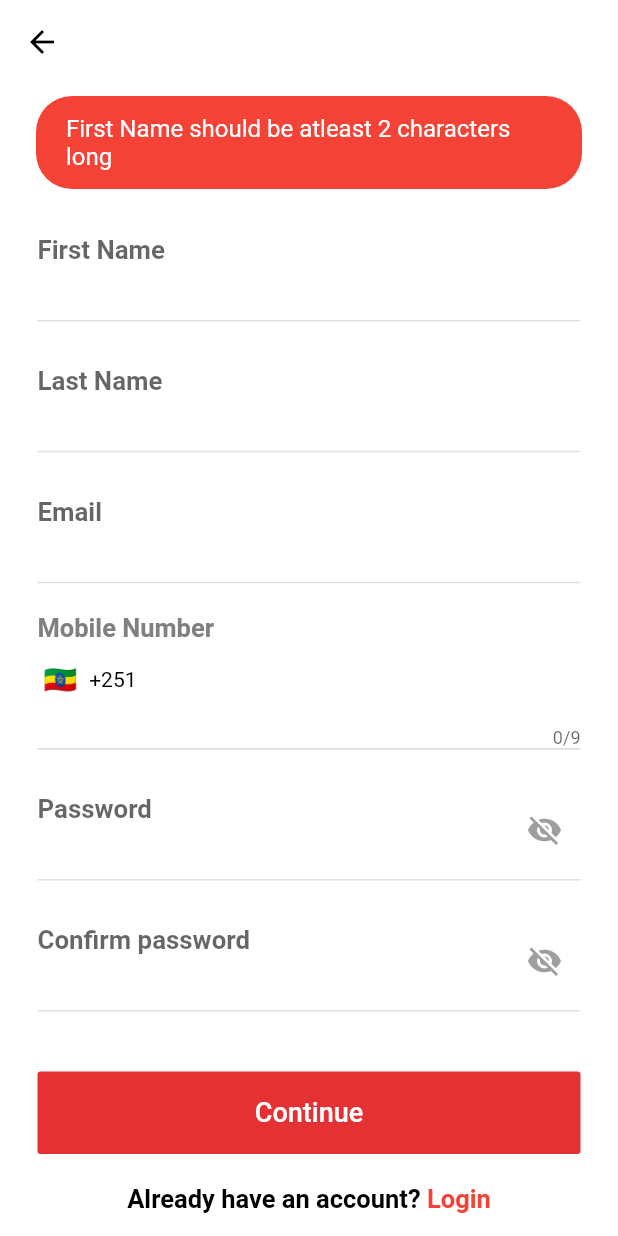
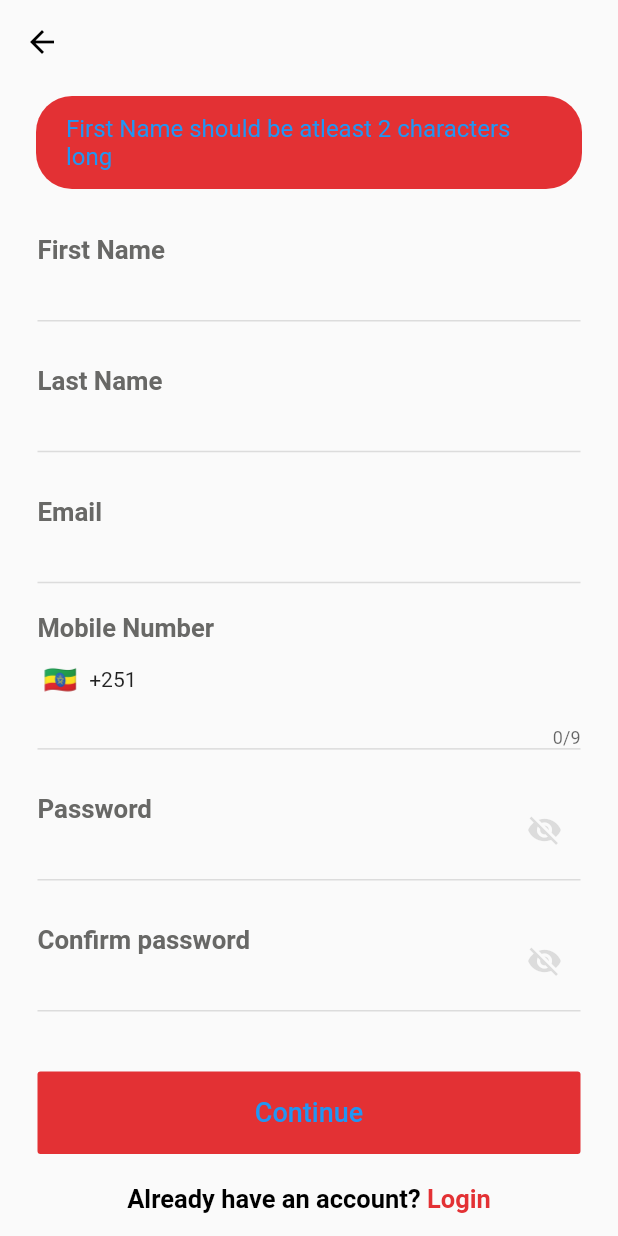
Before and after one commit to mikiyasET/Shilengae_App, a Flutter app: the SignUp screen opened directly, after a tap on "Continue", on a phone screen of 412 x 824 dp. Run offline on Flutter 3.47's test engine with Material 2 defaults, Android fonts, the phone set to English and light mode, and no system bars; drawn by our look-alikes of intl_phone_field; our stand-ins replace easy_localization, flutter_spinkit, fluttertoast, pin_code_fields; missing offline and left inert: flutter_facebook_login.

Commit message:
Theming Completed

```diff
--- a/lib/blocs/signupc.dart
+++ b/lib/blocs/signupc.dart
@@ -22,8 +22,8 @@ class SignupBloc {
           msg: "First Name should be atleast 2 characters long",
           toastLength: Toast.LENGTH_SHORT,
           gravity: ToastGravity.TOP,
-          backgroundColor: Colors.red,
-          textColor: Colors.white,
+          backgroundColor: Theme.of(context).primaryColor,
+          textColor: Theme.of(context).textSelectionColor,
           timeInSecForIosWeb: 1,
           fontSize: 16.0,
         );
@@ -32,8 +32,8 @@ class SignupBloc {
           msg: "Last Name should be atleast 2 characters long",
           toastLength: Toast.LENGTH_SHORT,
           gravity: ToastGravity.TOP,
-          backgroundColor: Colors.red,
-          textColor: Colors.white,
+          backgroundColor: Theme.of(context).primaryColor,
+          textColor: Theme.of(context).textSelectionColor,
           timeInSecForIosWeb: 1,
           fontSize: 16.0,
         );
@@ -44,8 +44,8 @@ class SignupBloc {
           msg: "Please enter a valid email",
           toastLength: Toast.LENGTH_SHORT,
           gravity: ToastGravity.TOP,
-          backgroundColor: Colors.red,
-          textColor: Colors.white,
+          backgroundColor: Theme.of(context).primaryColor,
+          textColor: Theme.of(context).textSelectionColor,
           timeInSecForIosWeb: 1,
           fontSize: 16.0,
         );
@@ -54,8 +54,8 @@ class SignupBloc {
           msg: "Please enter a valid Mobile Number",
           toastLength: Toast.LENGTH_SHORT,
           gravity: ToastGravity.TOP,
-          backgroundColor: Colors.red,
-          textColor: Colors.white,
+          backgroundColor: Theme.of(context).primaryColor,
+          textColor: Theme.of(context).textSelectionColor,
           timeInSecForIosWeb: 1,
           fontSize: 16.0,
         );
@@ -67,8 +67,8 @@ class SignupBloc {
           msg: "Password can contain minimum of 6 and maximum of 15 characters",
           toastLength: Toast.LENGTH_SHORT,
           gravity: ToastGravity.TOP,
-          backgroundColor: Colors.red,
-          textColor: Colors.white,
+          backgroundColor: Theme.of(context).primaryColor,
+          textColor: Theme.of(context).textSelectionColor,
           timeInSecForIosWeb: 1,
           fontSize: 16.0,
         );
@@ -77,8 +77,8 @@ class SignupBloc {
           msg: "Passwords don't match",
           toastLength: Toast.LENGTH_SHORT,
           gravity: ToastGravity.TOP,
-          backgroundColor: Colors.red,
-          textColor: Colors.white,
+          backgroundColor: Theme.of(context).primaryColor,
+          textColor: Theme.of(context).textSelectionColor,
           timeInSecForIosWeb: 1,
           fontSize: 16.0,
         );
@@ -93,8 +93,6 @@ class SignupBloc {
           mobile = number.substring(countrycode.length + 1, number.length);
         } else if (mobile.startsWith('251', 0)) {
           mobile = number.substring(3, number.length);
-
-
         }
         var otp_url = 'https://test.shilengae.com/api/sendOtp';
         var res = await http.post(otp_url, body: {
@@ -126,8 +124,8 @@ class SignupBloc {
               msg: "Can't send otp to your number",
               toastLength: Toast.LENGTH_SHORT,
               gravity: ToastGravity.TOP,
-              backgroundColor: Colors.red,
-              textColor: Colors.white,
+              backgroundColor: Theme.of(context).primaryColor,
+              textColor: Theme.of(context).textSelectionColor,
               timeInSecForIosWeb: 1,
               fontSize: 16.0,
             );
@@ -138,8 +136,8 @@ class SignupBloc {
             msg: "Unexpected Error!",
             toastLength: Toast.LENGTH_SHORT,
             gravity: ToastGravity.TOP,
-            backgroundColor: Colors.red,
-            textColor: Colors.white,
+            backgroundColor: Theme.of(context).primaryColor,
+            textColor: Theme.of(context).textSelectionColor,
             timeInSecForIosWeb: 1,
             fontSize: 16.0,
           );
@@ -164,8 +162,8 @@ class SignupBloc {
       //     msg: msg,
       //     toastLength: Toast.LENGTH_SHORT,
       //     gravity: ToastGravity.TOP,
-      //     backgroundColor: success == 1 ? Colors.green : Colors.red,
-      //     textColor: Colors.white,
+      //     backgroundColor: success == 1 ? Colors.green : Theme.of(context).primaryColor,
+      //     textColor: Theme.of(context).textSelectionColor,
       //     timeInSecForIosWeb: 1,
       //     fontSize: 16.0,
       //   );
@@ -174,8 +172,8 @@ class SignupBloc {
       //     msg: "Couldn't connect to the internet",
       //     toastLength: Toast.LENGTH_SHORT,
       //     gravity: ToastGravity.TOP,
-      //     backgroundColor: Colors.red,
-      //     textColor: Colors.white,
+      //     backgroundColor: Theme.of(context).primaryColor,
+      //     textColor: Theme.of(context).textSelectionColor,
       //     timeInSecForIosWeb: 1,
       //     fontSize: 16.0,
       //   );
@@ -205,7 +203,7 @@ class SignupBloc {
         toastLength: Toast.LENGTH_SHORT,
         gravity: ToastGravity.TOP,
         backgroundColor: Colors.green,
-        textColor: Colors.white,
+        textColor: Theme.of(context).textSelectionColor,
         timeInSecForIosWeb: 1,
         fontSize: 16.0,
       );
@@ -217,8 +215,8 @@ class SignupBloc {
       //     msg: msg,
       //     toastLength: Toast.LENGTH_SHORT,
       //     gravity: ToastGravity.TOP,
-      //     backgroundColor: success == 1 ? Colors.green : Colors.red,
-      //     textColor: Colors.white,
+      //     backgroundColor: success == 1 ? Colors.green : Theme.of(context).primaryColor,
+      //     textColor: Theme.of(context).textSelectionColor,
       //     timeInSecForIosWeb: 1,
       //     fontSize: 16.0,
       //   );
@@ -227,8 +225,8 @@ class SignupBloc {
       //     msg: "Couldn't connect to the internet",
       //     toastLength: Toast.LENGTH_SHORT,
       //     gravity: ToastGravity.TOP,
-      //     backgroundColor: Colors.red,
-      //     textColor: Colors.white,
+      //     backgroundColor: Theme.of(context).primaryColor,
+      //     textColor: Theme.of(context).textSelectionColor,
       //     timeInSecForIosWeb: 1,
       //     fontSize: 16.0,
       //   );
@@ -238,8 +236,8 @@ class SignupBloc {
         msg: "OTP code not correct",
         toastLength: Toast.LENGTH_SHORT,
         gravity: ToastGravity.TOP,
-        backgroundColor: Colors.red,
-        textColor: Colors.white,
+        backgroundColor: Theme.of(context).primaryColor,
+        textColor: Theme.of(context).textSelectionColor,
         timeInSecForIosWeb: 1,
         fontSize: 16.0,
       );
--- a/lib/screens/privacy_policy.dart
+++ b/lib/screens/privacy_policy.dart
@@ -1,12 +1,11 @@
 import 'package:flutter/material.dart';
 import 'package:url_launcher/url_launcher.dart';
 
-class PrivacyPolicy extends StatelessWidget{
+class PrivacyPolicy extends StatelessWidget {
   @override
   Widget build(BuildContext context) {
     return _launchURL();
   }
-
 }
 
 _launchURL() async {
--- a/lib/screens/signup.dart
+++ b/lib/screens/signup.dart
@@ -27,7 +27,7 @@ class _SignUpState extends State<SignUp> {
     return Scaffold(
       appBar: AppBar(
         elevation: 0,
-        iconTheme: IconThemeData(color: Colors.black),
+        iconTheme: IconThemeData(color: Theme.of(context).secondaryHeaderColor),
         backgroundColor: Colors.transparent,
       ),
       body: SingleChildScrollView(
@@ -38,7 +38,10 @@ class _SignUpState extends State<SignUp> {
             children: [
               Text(
                 "signup".tr().toString(),
-                style: TextStyle(fontSize: 35.0, fontWeight: FontWeight.w500),
+                style: TextStyle(
+                    color: Theme.of(context).secondaryHeaderColor,
+                    fontSize: 35.0,
+                    fontWeight: FontWeight.w500),
               ),
               SizedBox(height: 40),
               TextFormField(
@@ -54,16 +57,20 @@ class _SignUpState extends State<SignUp> {
                   labelText: 'firstName'.tr().toString(),
                   floatingLabelBehavior: FloatingLabelBehavior.always,
                   labelStyle: TextStyle(
+                    color: Theme.of(context).accentColor,
                     fontWeight: FontWeight.w600,
                     fontSize: 23,
                     height: .6,
                   ),
                   border: UnderlineInputBorder(
-                      borderSide: new BorderSide(color: Colors.grey[300])),
+                      borderSide: new BorderSide(
+                          color: Theme.of(context).dividerColor)),
                   enabledBorder: UnderlineInputBorder(
-                      borderSide: new BorderSide(color: Colors.grey[300])),
+                      borderSide: new BorderSide(
+                          color: Theme.of(context).dividerColor)),
                   focusedBorder: UnderlineInputBorder(
-                      borderSide: new BorderSide(color: Colors.red)),
+                      borderSide: new BorderSide(
+                          color: Theme.of(context).primaryColor)),
                 ),
               ),
               SizedBox(height: 20),
@@ -80,16 +87,20 @@ class _SignUpState extends State<SignUp> {
                   labelText: 'lastName'.tr().toString(),
                   floatingLabelBehavior: FloatingLabelBehavior.always,
                   labelStyle: TextStyle(
+                    color: Theme.of(context).accentColor,
                     fontWeight: FontWeight.w600,
                     fontSize: 23,
                     height: .6,
                   ),
                   border: UnderlineInputBorder(
-                      borderSide: new BorderSide(color: Colors.grey[300])),
+                      borderSide: new BorderSide(
+                          color: Theme.of(context).dividerColor)),
                   enabledBorder: UnderlineInputBorder(
-                      borderSide: new BorderSide(color: Colors.grey[300])),
+                      borderSide: new BorderSide(
+                          color: Theme.of(context).dividerColor)),
                   focusedBorder: UnderlineInputBorder(
-                      borderSide: new BorderSide(color: Colors.red)),
+                      borderSide: new BorderSide(
+                          color: Theme.of(context).primaryColor)),
                 ),
               ),
               SizedBox(height: 20),
@@ -107,23 +118,27 @@ class _SignUpState extends State<SignUp> {
                   labelText: 'email'.tr().toString(),
                   floatingLabelBehavior: FloatingLabelBehavior.always,
                   labelStyle: TextStyle(
+                    color: Theme.of(context).accentColor,
                     fontWeight: FontWeight.w600,
                     fontSize: 23,
                     height: .6,
                   ),
                   border: UnderlineInputBorder(
-                      borderSide: new BorderSide(color: Colors.grey[300])),
+                      borderSide: new BorderSide(
+                          color: Theme.of(context).dividerColor)),
                   enabledBorder: UnderlineInputBorder(
-                      borderSide: new BorderSide(color: Colors.grey[300])),
+                      borderSide: new BorderSide(
+                          color: Theme.of(context).dividerColor)),
                   focusedBorder: UnderlineInputBorder(
-                      borderSide: new BorderSide(color: Colors.red)),
+                      borderSide: new BorderSide(
+                          color: Theme.of(context).primaryColor)),
                 ),
               ),
               SizedBox(height: 20),
               Text(
                 "mobileNumber".tr().toString(),
                 style: TextStyle(
-                  color: Color(0xff808080),
+                  color: Theme.of(context).accentColor,
                   fontWeight: FontWeight.w600,
                   fontSize: 17,
                 ),
@@ -131,8 +146,7 @@ class _SignUpState extends State<SignUp> {
               Container(
                 decoration: BoxDecoration(
                   border: Border(
-                    bottom: BorderSide(
-                        color: Theme.of(context).secondaryHeaderColor),
+                    bottom: BorderSide(color: Theme.of(context).dividerColor),
                   ),
                 ),
                 child: IntlPhoneField(
@@ -173,6 +187,7 @@ class _SignUpState extends State<SignUp> {
                   labelText: 'password'.tr().toString(),
                   floatingLabelBehavior: FloatingLabelBehavior.always,
                   labelStyle: TextStyle(
+                    color: Theme.of(context).accentColor,
                     fontWeight: FontWeight.w600,
                     fontSize: 23,
                     height: 0,
@@ -185,15 +200,18 @@ class _SignUpState extends State<SignUp> {
                     },
                     child: Icon(
                       _showPassword ? Icons.visibility : Icons.visibility_off,
-                      color: Colors.grey,
+                      color: Theme.of(context).dividerColor,
                     ),
                   ),
                   border: UnderlineInputBorder(
-                      borderSide: new BorderSide(color: Colors.grey[300])),
+                      borderSide: new BorderSide(
+                          color: Theme.of(context).dividerColor)),
                   enabledBorder: UnderlineInputBorder(
-                      borderSide: new BorderSide(color: Colors.grey[300])),
+                      borderSide: new BorderSide(
+                          color: Theme.of(context).dividerColor)),
                   focusedBorder: UnderlineInputBorder(
-                      borderSide: new BorderSide(color: Colors.red)),
+                      borderSide: new BorderSide(
+                          color: Theme.of(context).primaryColor)),
                 ),
               ),
               SizedBox(height: 20),
@@ -211,6 +229,7 @@ class _SignUpState extends State<SignUp> {
                   labelText: 'confirmNewPassword'.tr().toString(),
                   floatingLabelBehavior: FloatingLabelBehavior.always,
                   labelStyle: TextStyle(
+                    color: Theme.of(context).accentColor,
                     fontWeight: FontWeight.w600,
                     fontSize: 23,
                     height: 0,
@@ -223,15 +242,18 @@ class _SignUpState extends State<SignUp> {
                     },
                     child: Icon(
                       _showPassword1 ? Icons.visibility : Icons.visibility_off,
-                      color: Colors.grey,
+                      color: Theme.of(context).dividerColor,
                     ),
                   ),
                   border: UnderlineInputBorder(
-                      borderSide: new BorderSide(color: Colors.grey[300])),
+                      borderSide: new BorderSide(
+                          color: Theme.of(context).dividerColor)),
                   enabledBorder: UnderlineInputBorder(
-                      borderSide: new BorderSide(color: Colors.grey[300])),
+                      borderSide: new BorderSide(
+                          color: Theme.of(context).dividerColor)),
                   focusedBorder: UnderlineInputBorder(
-                      borderSide: new BorderSide(color: Colors.red)),
+                      borderSide: new BorderSide(
+                          color: Theme.of(context).primaryColor)),
                 ),
               ),
               SizedBox(height: 40),
@@ -256,11 +278,11 @@ class _SignUpState extends State<SignUp> {
                   child: Text(
                     "continue".tr().toString(),
                     style: TextStyle(
-                      color: Colors.white,
+                      color: Theme.of(context).textSelectionColor,
                       fontSize: 18.0,
                     ),
                   ),
-                  color: Color(0xffE43134),
+                  color: Theme.of(context).primaryColor,
                 ),
               ),
               SizedBox(height: 20),
@@ -271,7 +293,7 @@ class _SignUpState extends State<SignUp> {
                   text: TextSpan(
                     text: "alreadyHaveAccount".tr().toString(),
                     style: TextStyle(
-                      color: Colors.black,
+                      color: Theme.of(context).secondaryHeaderColor,
                       fontWeight: FontWeight.w600,
                       fontSize: 17,
                     ),
@@ -283,7 +305,7 @@ class _SignUpState extends State<SignUp> {
                           ..onTap =
                               () => Navigator.pushNamed(context, '/login'),
                         style: TextStyle(
-                          color: Colors.red,
+                          color: Theme.of(context).primaryColor,
                           fontWeight: FontWeight.w600,
                           fontSize: 17,
                         ),
```
Also changed, not shown: lib/blocs/forgotc.dart (+6 -6 lines), lib/main.dart (+18 -16 lines), lib/screens/choose.dart (+12 -11 lines), lib/screens/forgot.dart (+10 -7 lines), lib/screens/fpage.dart (+3 -15 lines), lib/screens/login.dart (+6 -3 lines), lib/screens/loginInputs.dart (+14 -10 lines), lib/screens/otppage.dart (+18 -16 lines), lib/screens/splash_screen.dart (+7 -10 lines), lib/utils/theme.dart (added, +11 -0 lines).
